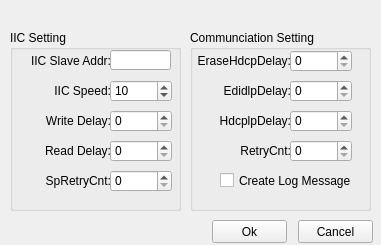
Old version of the form communicationsetting.ui in the repository HeartbreakSurvivor/DDCTool.
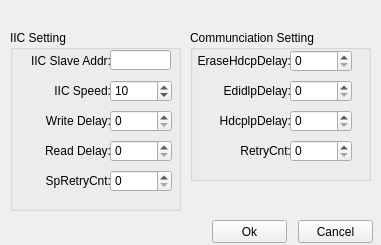
New version of the form.

Commit message: remove the duplicate debug message

The edit to the form file:
```diff
--- a/communicationsetting.ui
+++ b/communicationsetting.ui
@@ -225,7 +225,7 @@
      <x>190</x>
      <y>30</y>
      <width>181</width>
-     <height>181</height>
+     <height>151</height>
     </rect>
    </property>
    <property name="title">
@@ -395,19 +395,6 @@
      <set>Qt::AlignRight|Qt::AlignTrailing|Qt::AlignVCenter</set>
     </property>
    </widget>
-   <widget class="QCheckBox" name="createlogcheckBox">
-    <property name="geometry">
-     <rect>
-      <x>30</x>
-      <y>140</y>
-      <width>131</width>
-      <height>21</height>
-     </rect>
-    </property>
-    <property name="text">
-     <string>Create Log Message</string>
-    </property>
-   </widget>
   </widget>
   <widget class="QPushButton" name="i2cok_Btn">
    <property name="geometry">
```
The commit also changes 9 other files.
